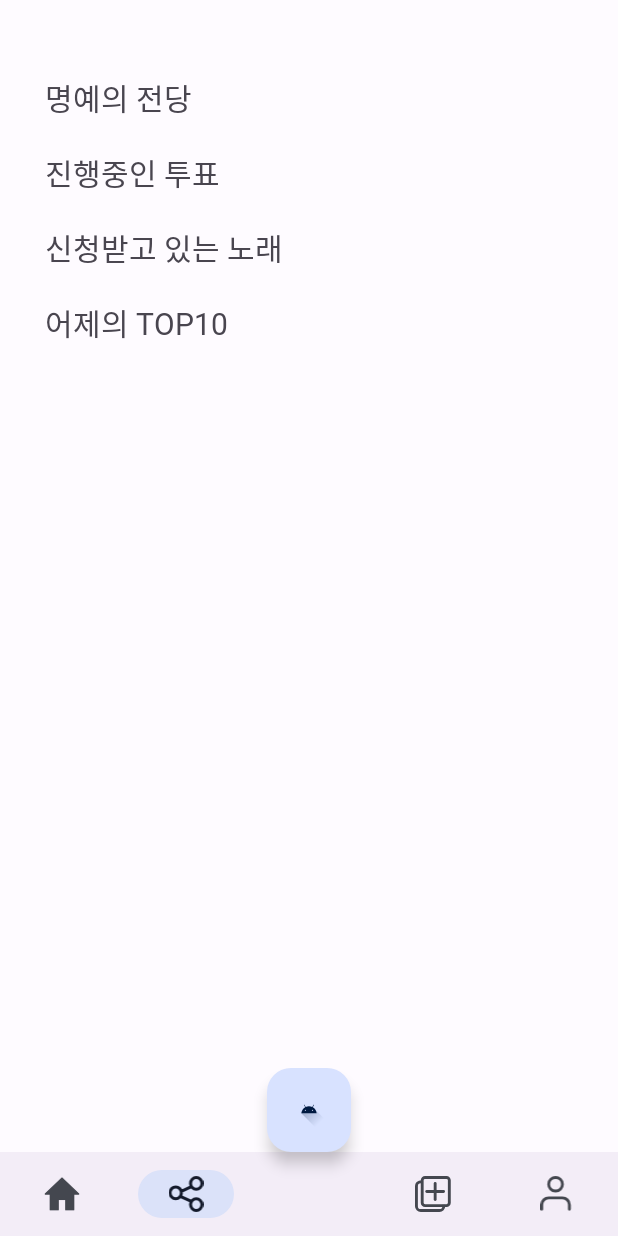
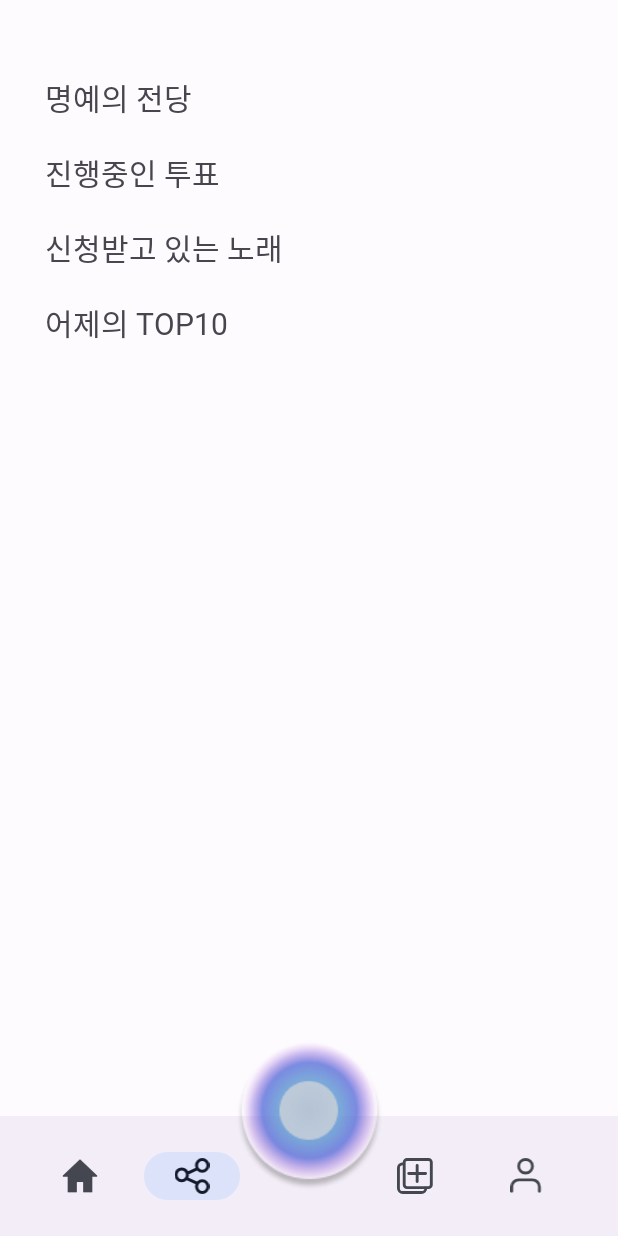
Before and after one commit to TeamSongForYou-SongForYou/SongForYou, an Android app: the screen it shows after launch (MainActivity), item 2 of the bottom bar chosen, on a phone screen of 412 x 824 dp. Run offline under Robolectric (Android 15) with nearby library versions, the phone set to English and light mode, and no system bars; our stand-ins replace Dagger/Hilt's generated code, data binding, navigation-ui; libraries missing offline, so code that uses them is left out: com.gun0912.tedpermission.

Commit message:
STYLE : 바텀네비 CenterCircle

```diff
--- a/AOS/SongForYou/app/src/main/java/com/hanyeop/songforyou/view/main/MainActivity.kt
+++ b/AOS/SongForYou/app/src/main/java/com/hanyeop/songforyou/view/main/MainActivity.kt
@@ -33,6 +33,8 @@ class MainActivity : BaseActivity<ActivityMainBinding>(R.layout.activity_main) {
 
         // 바텀 네비게이션 연결
         binding.bottomNavigationView.setupWithNavController(navController)
+
+        binding.bottomNavigationView.background = null
     }
 
     private fun initClickListener(){
--- a/AOS/SongForYou/app/src/main/res/layout/activity_main.xml
+++ b/AOS/SongForYou/app/src/main/res/layout/activity_main.xml
@@ -7,44 +7,55 @@
 
     </data>
 
-    <androidx.constraintlayout.widget.ConstraintLayout
+    <androidx.coordinatorlayout.widget.CoordinatorLayout
         android:layout_width="match_parent"
-        android:layout_height="match_parent"
-        tools:context=".view.main.MainActivity">
+        android:layout_height="match_parent">
 
         <androidx.fragment.app.FragmentContainerView
             android:id="@+id/fragment_container_view"
             android:name="androidx.navigation.fragment.NavHostFragment"
             android:layout_width="match_parent"
-            android:layout_height="0dp"
+            android:layout_height="match_parent"
+            app:navGraph="@navigation/nav_main"
             app:defaultNavHost="true"
-            app:layout_constraintBottom_toTopOf="@+id/bottom_navigation_view"
-            app:layout_constraintEnd_toEndOf="parent"
-            app:layout_constraintHorizontal_bias="0.5"
-            app:layout_constraintStart_toStartOf="parent"
-            app:layout_constraintTop_toTopOf="parent"
-            app:navGraph="@navigation/nav_main" />
+            app:layout_anchor="@id/bottom_appbar" />
+
+        <com.google.android.material.bottomappbar.BottomAppBar
+            android:id="@+id/bottom_appbar"
+            android:layout_width="match_parent"
+            android:layout_height="wrap_content"
+            android:layout_gravity="bottom"
+            app:fabCradleMargin="5dp"
+            app:fabCradleRoundedCornerRadius="10dp">
 
             <com.google.android.material.bottomnavigation.BottomNavigationView
                 android:id="@+id/bottom_navigation_view"
                 android:layout_width="match_parent"
                 android:layout_height="56dp"
-            app:layout_constraintBottom_toBottomOf="parent"
-            app:layout_constraintEnd_toEndOf="parent"
-            app:layout_constraintHorizontal_bias="0.0"
-            app:layout_constraintStart_toStartOf="parent"
+                android:layout_marginRight="16dp"
+                android:background="@android:color/transparent"
                 app:menu="@menu/menu_bottom_navi" />
 
-        <com.google.android.material.floatingactionbutton.FloatingActionButton
+        </com.google.android.material.bottomappbar.BottomAppBar>
+        <androidx.constraintlayout.widget.ConstraintLayout
+            android:layout_width="match_parent"
+            android:layout_height="wrap_content"
+            app:layout_anchor="@id/bottom_appbar">
+
+            <ImageView
                 android:id="@+id/fab_main"
                 android:layout_width="wrap_content"
                 android:layout_height="wrap_content"
-            android:clickable="true"
-            app:layout_constraintBottom_toBottomOf="@+id/fragment_container_view"
+                android:layout_gravity="center"
+                android:src="@drawable/center_circle"
+                app:layout_constraintBottom_toBottomOf="parent"
                 app:layout_constraintEnd_toEndOf="parent"
                 app:layout_constraintHorizontal_bias="0.5"
                 app:layout_constraintStart_toStartOf="parent"
-            app:srcCompat="@drawable/ic_launcher_foreground" />
+                app:layout_constraintTop_toTopOf="parent"
+                app:layout_constraintVertical_bias="0.5" />
 
         </androidx.constraintlayout.widget.ConstraintLayout>
+
+    </androidx.coordinatorlayout.widget.CoordinatorLayout>
 </layout>
```
Lines whose indentation alone changed are shown as unchanged.
